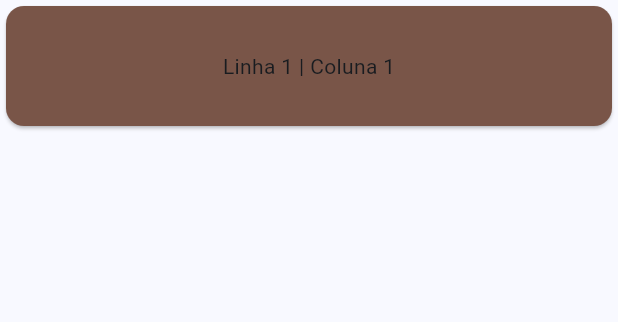
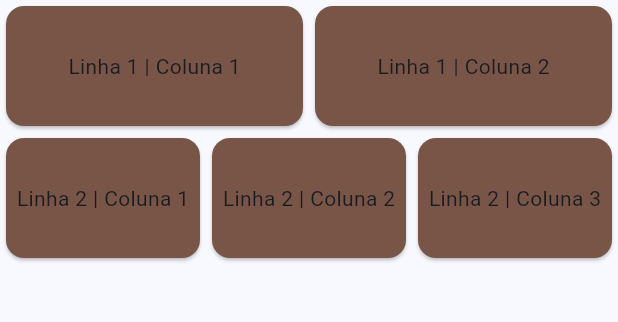
Before and after one commit to GiovaniMarcarini/atividade_interface-MD, a Flutter app: the screen it shows after launch, on a phone screen of 412 x 824 dp, the part 84-406 px from its top. Run offline on Flutter 3.47's test engine with Material 3 defaults, Android fonts, the phone set to English and light mode, and no system bars.

Commit message:
Segunda linha vários cards

```diff
--- a/lib/page/home_page.dart
+++ b/lib/page/home_page.dart
@@ -50,8 +50,56 @@ class _HomePageState extends State<HomePage>{
                   ),
                 ),
             ),
+            Expanded(
+              child: Card(
+                color: Colors.primaries[Random().nextInt(Colors.primaries.length)],
+                child: const SizedBox(
+                  height: 80,
+                  child:  Center(
+                    child: Text('Linha 1 | Coluna 2'),
+                  ),
+                ),
+              ),
+            ),
           ],
-        )
+        ),
+        Row(
+          children: [
+            Expanded(
+              child: Card(
+                color: Colors.primaries[Random().nextInt(Colors.primaries.length)],
+                child: const SizedBox(
+                  height: 80,
+                  child:  Center(
+                    child: Text('Linha 2 | Coluna 1'),
+                  ),
+                ),
+              ),
+            ),
+            Expanded(
+              child: Card(
+                color: Colors.primaries[Random().nextInt(Colors.primaries.length)],
+                child: const SizedBox(
+                  height: 80,
+                  child:  Center(
+                    child: Text('Linha 2 | Coluna 2'),
+                  ),
+                ),
+              ),
+            ),
+            Expanded(
+              child: Card(
+                color: Colors.primaries[Random().nextInt(Colors.primaries.length)],
+                child: const SizedBox(
+                  height: 80,
+                  child:  Center(
+                    child: Text('Linha 2 | Coluna 3'),
+                  ),
+                ),
+              ),
+            ),
+          ],
+        ),
       ],
     );
   }
```
